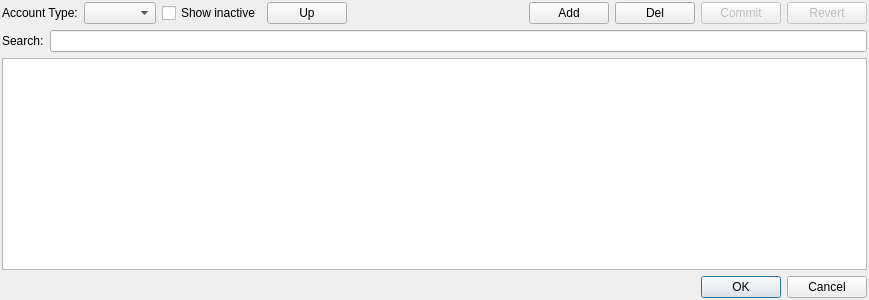
Before: the Qt Designer form ui/reference_data_dlg.ui in titov-vv/jal, drawn with Qt 5.
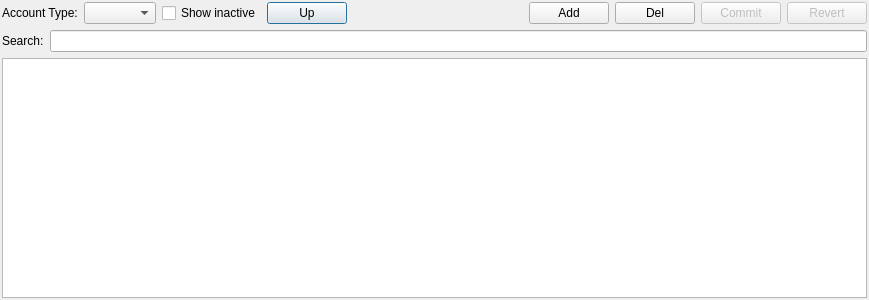
After: the same form once the commit is applied.

Commit message: Buttons 'OK'/'Cancel' were removed from Reference dialog as they didn't perform anything other than window closure. closeEvent handler was added to Reference dialog to prevent occasional closure with uncommitted changes.

Diff of the .ui file:
```diff
--- a/ui/reference_data_dlg.ui
+++ b/ui/reference_data_dlg.ui
@@ -192,16 +192,6 @@
      </attribute>
     </widget>
    </item>
-   <item>
-    <widget class="QDialogButtonBox" name="buttonBox">
-     <property name="orientation">
-      <enum>Qt::Horizontal</enum>
-     </property>
-     <property name="standardButtons">
-      <set>QDialogButtonBox::Cancel|QDialogButtonBox::Ok</set>
-     </property>
-    </widget>
-   </item>
   </layout>
  </widget>
  <resources/>
```
Left out of the diff: 35 changed lines with no effect on the pictures. The commit also changes 5 other files.
